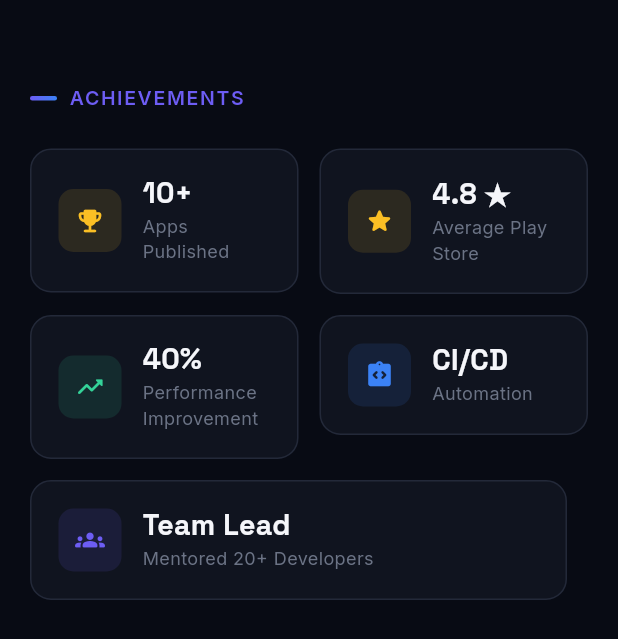
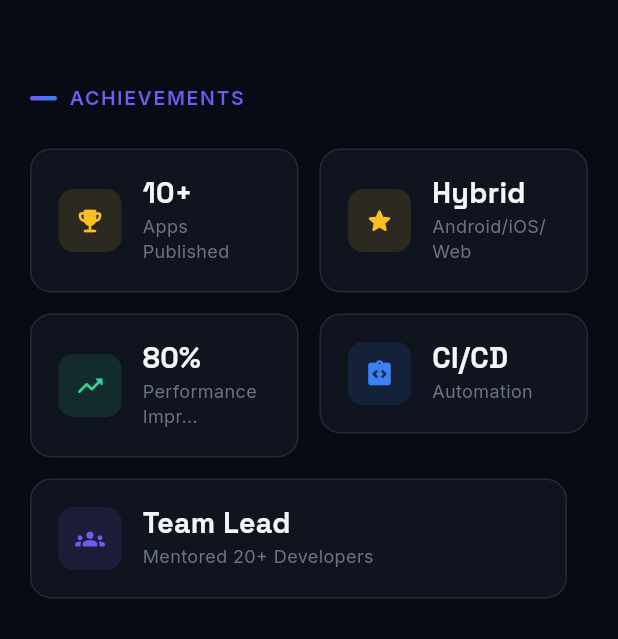
Before and after one commit to prabhunath111/imprabhu, a Flutter app: the AchievementsSection widget shown alone on an empty page, opened directly, on a phone screen of 412 x 824 dp. Shown: the top 639 px of the screen. Run offline on Flutter 3.47's test engine with Material 3 defaults, Android fonts, the phone set to English and light mode, and no system bars; our stand-ins replace google_fonts.

Commit message:
Update achievement statistics and labels in achievements section

```diff
--- a/lib/sections/achievements_section.dart
+++ b/lib/sections/achievements_section.dart
@@ -21,15 +21,18 @@ class AchievementsSection extends StatelessWidget {
       StatCard(
         icon: Icons.star_rounded,
         iconColor: AppColors.warning,
-        value: '4.8 ★',
-        label: 'Average Play Store',
+        // value: '4.8 ★',
+        // value: '🤖/ ',
+        value: "Hybrid",
+        label: 'Android/iOS/Web',
         width: mobile ? (width - 40 - 14) / 2 : 210,
       ),
       StatCard(
         icon: Icons.trending_up_rounded,
         iconColor: AppColors.success,
-        value: '40%',
-        label: 'Performance Improvement',
+        value: '80%',
+        // label: 'Performance Improvement',
+        label: 'Performance Impr...',
         width: mobile ? (width - 40 - 14) / 2 : 210,
       ),
       StatCard(
```
